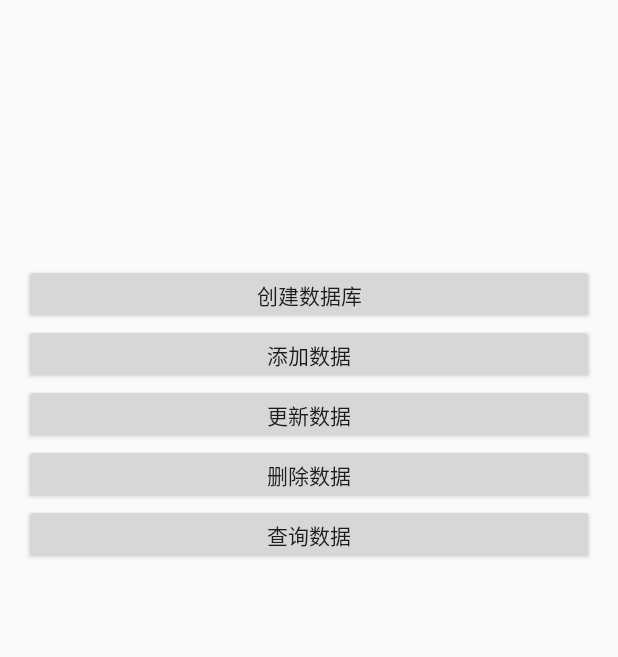
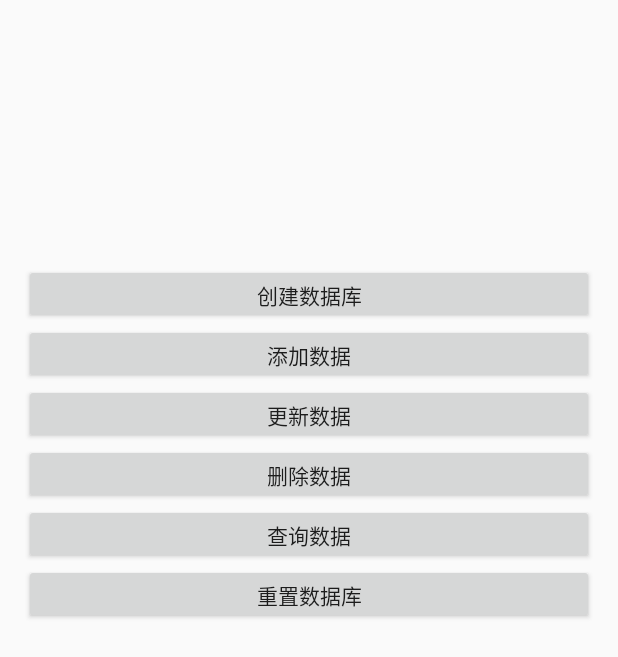
Before and after one commit to flyer88/AndroidStudy, an Android app: the layout activity_main.xml on its own in the app's theme, with its tools: preview values and no code run, on a phone screen of 412 x 824 dp. Shown: the top 657 px of the screen. Run offline under Robolectric (Android 15) with nearby library versions, the phone set to English and light mode, and no system bars.

Commit message:
事务操作以及数据库更新的技巧

```diff
--- a/ContentProvider/sqlite/src/main/res/layout/activity_main.xml
+++ b/ContentProvider/sqlite/src/main/res/layout/activity_main.xml
@@ -36,4 +36,9 @@
         android:id="@+id/query_data"
         android:layout_width="match_parent"
         android:layout_height="40dp" />
+    <Button
+        android:text="重置数据库"
+        android:id="@+id/replace_data"
+        android:layout_width="match_parent"
+        android:layout_height="40dp" />
 </LinearLayout>
```
Also changed, not shown: ContentProvider/sqlite/src/main/java/com/holyboom/sqlite/DatabaseHelper.java (+18 -4 lines), ContentProvider/sqlite/src/main/java/com/holyboom/sqlite/MainActivity.java (+28 -0 lines), 1 other file.
